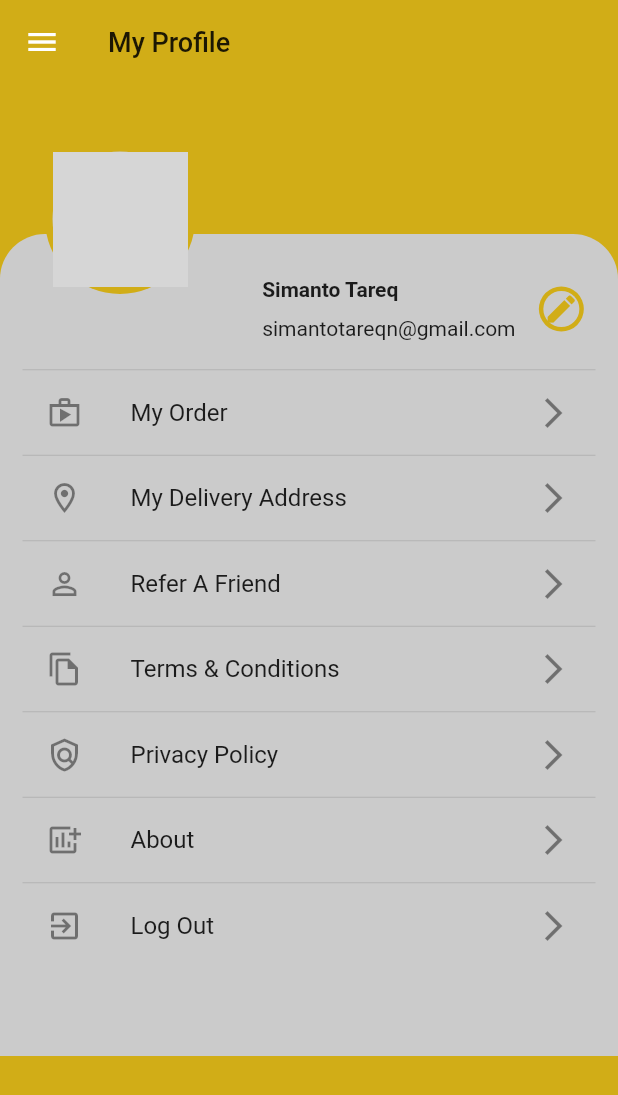
After one commit to SimantoTareq/Delivery-App-Using-Firebase-with-Provider, a Flutter app: the Myprofile screen opened directly, in the side drawer, after a tap on "My Profile", on a phone screen of 412 x 824 dp. The commit adds this screen. Shown: the top 1095 px of the screen. Run offline on Flutter 3.47's test engine with Material 2 defaults, Android fonts, the phone set to English and light mode, and no system bars; our stand-ins replace firebase_auth, firebase_core, flutter_signin_button, google_sign_in; missing offline and left inert: dart:ffi; accounts and stored records are empty; network calls fail; grey boxes are pictures that could not be loaded.

Commit message:
profile ui done

```diff
--- a/delivery_app/lib/auth/sing_in.dart
+++ b/delivery_app/lib/auth/sing_in.dart
@@ -83,8 +83,8 @@ class _SingInState extends State<SingIn> {
                       SignInButton(
                         Buttons.Google,
                         text: "Sign in with Google",
-                        onPressed: () {
-                          _googleSignUp().then(
+                        onPressed: () async {
+                          await _googleSignUp().then(
                             (value) => Navigator.of(context).pushReplacement(
                               MaterialPageRoute(
                                 builder: (context) => HomePage(),
--- a/delivery_app/lib/screens/home/drawer_side.dart
+++ b/delivery_app/lib/screens/home/drawer_side.dart
@@ -1,4 +1,5 @@
 import 'package:delivery_app/confiq/colors.dart';
+import 'package:delivery_app/screens/my_profile/my_profile.dart';
 import 'package:flutter/material.dart';
 import 'package:flutter/src/widgets/container.dart';
 import 'package:flutter/src/widgets/framework.dart';
@@ -11,8 +12,9 @@ class DrawerSide extends StatefulWidget {
 }
 
 class _DrawerSideState extends State<DrawerSide> {
-  Widget listTile({IconData? icon, String? title}) {
+  Widget listTile({IconData? icon, String? title, VoidCallback? onTap}) {
     return ListTile(
+      onTap: onTap,
       leading: Icon(
         icon,
         size: 32,
@@ -76,7 +78,14 @@ class _DrawerSideState extends State<DrawerSide> {
             ),
             listTile(icon: Icons.home, title: "Home"),
             listTile(icon: Icons.shopping_bag_outlined, title: "Review Cart"),
-            listTile(icon: Icons.person_outline, title: "My Profile"),
+            listTile(
+              icon: Icons.person_outline,
+              title: "My Profile",
+              onTap: () {
+                Navigator.of(context)
+                    .push(MaterialPageRoute(builder: (context) => Myprofile()));
+              },
+            ),
             listTile(icon: Icons.notifications, title: "Notification"),
             listTile(
                 icon: Icons.star_border_outlined, title: "Rating and Review"),
--- /dev/null
+++ b/delivery_app/lib/screens/my_profile/my_profile.dart
@@ -0,0 +1,140 @@
+import 'package:delivery_app/confiq/colors.dart';
+import 'package:delivery_app/screens/home/drawer_side.dart';
+import 'package:flutter/material.dart';
+import 'package:flutter/src/widgets/container.dart';
+import 'package:flutter/src/widgets/framework.dart';
+
+class Myprofile extends StatelessWidget {
+  const Myprofile({super.key});
+
+  @override
+  Widget listTile({IconData? icon, String? title}) {
+    return Column(
+      children: [
+        Divider(
+          height: 1,
+        ),
+        ListTile(
+          leading: Icon(icon),
+          title: Text(title!),
+          trailing: Icon(Icons.arrow_forward_ios),
+        )
+      ],
+    );
+  }
+
+  Widget build(BuildContext context) {
+    return Scaffold(
+      drawer: DrawerSide(),
+      backgroundColor: primaryColor,
+      appBar: AppBar(
+        backgroundColor: primaryColor,
+        elevation: 0.0,
+        title: Text(
+          "My Profile",
+          style: TextStyle(fontSize: 18, color: textColor),
+        ),
+      ),
+      body: Stack(
+        children: [
+          Column(
+            children: [
+              Container(
+                height: 100,
+                color: primaryColor,
+              ),
+              Container(
+                height: 548,
+                width: double.infinity,
+                padding: EdgeInsets.symmetric(horizontal: 15, vertical: 10),
+                decoration: BoxDecoration(
+                  color: scaffoldBackgroundColor,
+                  borderRadius: BorderRadius.only(
+                    topLeft: Radius.circular(30),
+                    topRight: Radius.circular(30),
+                  ),
+                ),
+                child: ListView(
+                  children: [
+                    Row(
+                      mainAxisAlignment: MainAxisAlignment.end,
+                      children: [
+                        Container(
+                          width: 250,
+                          height: 80,
+                          padding: EdgeInsets.only(left: 20),
+                          child: Row(
+                            mainAxisAlignment: MainAxisAlignment.spaceAround,
+                            children: [
+                              Column(
+                                mainAxisAlignment: MainAxisAlignment.center,
+                                crossAxisAlignment: CrossAxisAlignment.start,
+                                children: [
+                                  Text(
+                                    "Simanto Tareq",
+                                    style: TextStyle(
+                                        fontSize: 14,
+                                        fontWeight: FontWeight.bold,
+                                        color: textColor),
+                                  ),
+                                  SizedBox(
+                                    height: 10,
+                                  ),
+                                  Text("simantotareqn@gmail.com")
+                                ],
+                              ),
+                              CircleAvatar(
+                                radius: 15,
+                                backgroundColor: primaryColor,
+                                child: CircleAvatar(
+                                  radius: 12,
+                                  child: Icon(
+                                    Icons.edit,
+                                    color: primaryColor,
+                                  ),
+                                  backgroundColor: scaffoldBackgroundColor,
+                                ),
+                              )
+                            ],
+                          ),
+                        ),
+                      ],
+                    ),
+                    listTile(icon: Icons.shop_outlined, title: "My Order"),
+                    listTile(
+                        icon: Icons.location_on_outlined,
+                        title: "My Delivery Address"),
+                    listTile(
+                        icon: Icons.person_outline, title: "Refer A Friend"),
+                    listTile(
+                        icon: Icons.file_copy_outlined,
+                        title: "Terms & Conditions"),
+                    listTile(
+                        icon: Icons.policy_outlined, title: "Privacy Policy"),
+                    listTile(icon: Icons.add_chart, title: "About"),
+                    listTile(
+                        icon: Icons.exit_to_app_outlined, title: "Log Out"),
+                  ],
+                ),
+              ),
+            ],
+          ),
+          Padding(
+            padding: const EdgeInsets.only(top: 40.0, left: 30),
+            child: CircleAvatar(
+              radius: 50,
+              backgroundColor: primaryColor,
+              child: CircleAvatar(
+                radius: 45,
+                backgroundColor: scaffoldBackgroundColor,
+                backgroundImage: NetworkImage(
+                  "https://s3.envato.com/files/328957910/vegi_thumb.png",
+                ),
+              ),
+            ),
+          )
+        ],
+      ),
+    );
+  }
+}
```
